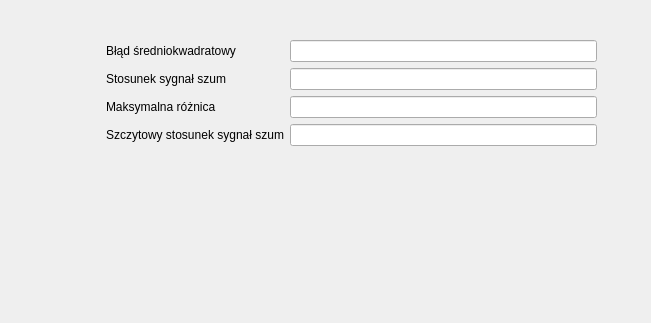
This is app/comparegui.ui in eljotero/Cyfrowe_Przetwarzanie_Sygnalu as Qt 5 draws it before an edit; both pictures show x 474 to 1125 and y 0 to 323 of the 1125 by 714 pixel window. The edited form follows.
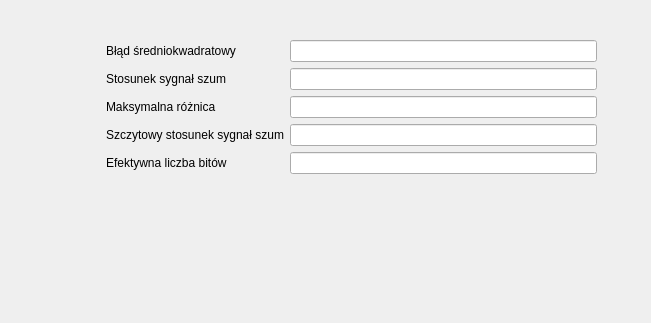
This is the edited form.

Diff of the .ui file:
```diff
--- a/app/comparegui.ui
+++ b/app/comparegui.ui
@@ -61,6 +61,9 @@
      <item row="0" column="1">
       <widget class="QLineEdit" name="mse_line_edit"/>
      </item>
+     <item row="1" column="1">
+      <widget class="QLineEdit" name="snr_line_edit"/>
+     </item>
      <item row="3" column="0">
       <widget class="QLabel" name="label_3">
        <property name="text">
@@ -68,12 +71,19 @@
        </property>
       </widget>
      </item>
-     <item row="1" column="1">
-      <widget class="QLineEdit" name="snr_line_edit"/>
+     <item row="4" column="0">
+      <widget class="QLabel" name="label_5">
+       <property name="text">
+        <string>Efektywna liczba bitów</string>
+       </property>
+      </widget>
      </item>
      <item row="3" column="1">
       <widget class="QLineEdit" name="psnr_line_edit"/>
      </item>
+     <item row="4" column="1">
+      <widget class="QLineEdit" name="enob_line_edit"/>
+     </item>
     </layout>
    </widget>
   </widget>
```
